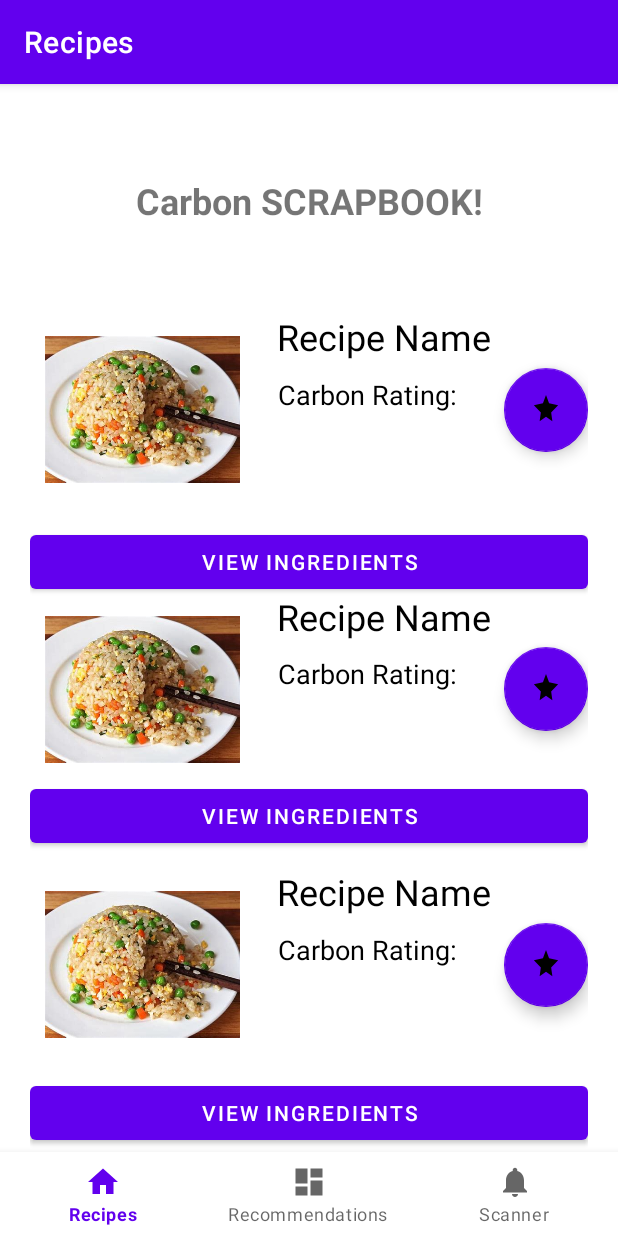
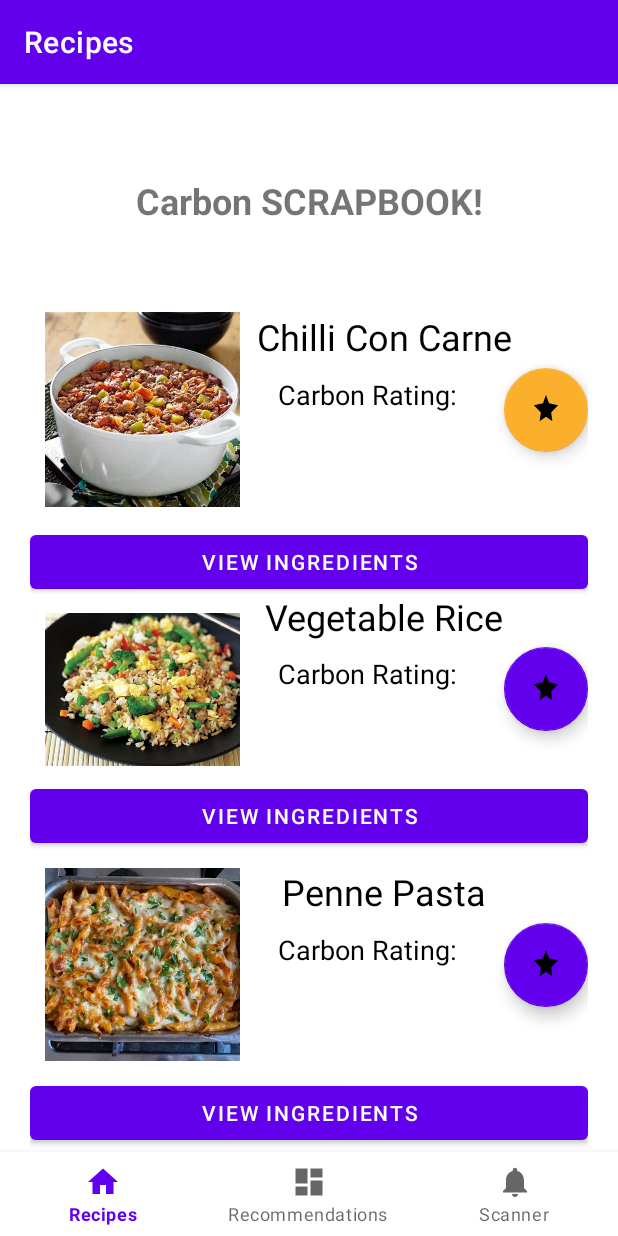
Before and after one commit to tresul03/EcoMeals, an Android app: the screen it shows after launch (MainActivity), on a phone screen of 412 x 824 dp. Run offline under Robolectric (Android 15) with nearby library versions, the phone set to English and light mode, and no system bars; our stand-ins replace navigation-ui.

Commit message:
Change images in recipes

```diff
--- a/app/src/main/java/com/mastercoding/hackathon2/ui/recipe/addrecipefragment.kt
+++ b/app/src/main/java/com/mastercoding/hackathon2/ui/recipe/addrecipefragment.kt
@@ -39,7 +39,7 @@ class addrecipefragment : Fragment() {
     ): View? {
         println("H111")
         val view = inflater.inflate(R.layout.fragment_recipe, container, false)
-
+4
         button = view.findViewById(R.id.button)
         button.setOnClickListener(View.OnClickListener {
             val fragment = displayIngredientsFragment()
--- a/app/src/main/res/layout/fragment_recipe.xml
+++ b/app/src/main/res/layout/fragment_recipe.xml
@@ -71,10 +71,8 @@
                     android:id="@+id/textView1"
                     android:layout_width="wrap_content"
                     android:layout_height="wrap_content"
-                    android:layout_marginStart="0dp"
-                    android:layout_marginEnd="0dp"
                     android:paddingRight="40dp"
-                    android:text="@string/recipe_name"
+                    android:text="Chilli Con Carne"
                     android:textColor="@color/black"
                     android:textSize="24sp"
                     app:layout_constraintEnd_toEndOf="parent"
@@ -101,7 +99,7 @@
                     android:clickable="true"
                     android:contentDescription="@string/favourite"
                     android:src="@drawable/favourites_icon"
-                    app:backgroundTint="@color/purple_500"
+                    app:backgroundTint="@color/yellow"
                     app:layout_constraintBottom_toBottomOf="parent"
                     app:layout_constraintEnd_toEndOf="parent"
                     app:layout_constraintTop_toTopOf="parent" />
@@ -129,7 +127,7 @@
                     android:layout_marginEnd="8dp"
                     android:layout_marginBottom="10dp"
                     android:contentDescription="@string/image_of_recipe"
-                    android:src="@drawable/recipe_part1"
+                    android:src="@drawable/recipe_part2"
                     app:layout_constraintBottom_toBottomOf="parent"
                     app:layout_constraintStart_toStartOf="parent"
                     app:layout_constraintTop_toTopOf="parent" />
@@ -140,7 +138,7 @@
                     android:layout_height="wrap_content"
                     android:layout_marginStart="80dp"
                     android:layout_marginEnd="120dp"
-                    android:text="@string/recipe_name"
+                    android:text="Vegetable Rice"
                     android:textColor="@color/black"
                     android:textSize="24sp"
                     app:layout_constraintEnd_toEndOf="parent"
@@ -195,7 +193,7 @@
                     android:layout_marginEnd="8dp"
                     android:layout_marginBottom="10dp"
                     android:contentDescription="@string/image_of_recipe"
-                    android:src="@drawable/recipe_part1"
+                    android:src="@drawable/recipe_part3"
                     app:layout_constraintBottom_toBottomOf="parent"
                     app:layout_constraintStart_toStartOf="parent"
                     app:layout_constraintTop_toTopOf="parent" />
@@ -206,7 +204,7 @@
                     android:layout_height="wrap_content"
                     android:layout_marginStart="80dp"
                     android:layout_marginEnd="120dp"
-                    android:text="@string/recipe_name"
+                    android:text="Penne Pasta"
                     android:textColor="@color/black"
                     android:textSize="24sp"
                     app:layout_constraintEnd_toEndOf="parent"
@@ -261,7 +259,7 @@
                     android:layout_marginEnd="8dp"
                     android:layout_marginBottom="10dp"
                     android:contentDescription="@string/image_of_recipe"
-                    android:src="@drawable/recipe_part1"
+                    android:src="@drawable/recipe_part4"
                     app:layout_constraintBottom_toBottomOf="parent"
                     app:layout_constraintStart_toStartOf="parent"
                     app:layout_constraintTop_toTopOf="parent" />
@@ -272,7 +270,7 @@
                     android:layout_height="wrap_content"
                     android:layout_marginStart="80dp"
                     android:layout_marginEnd="120dp"
-                    android:text="@string/recipe_name"
+                    android:text="Scrambled Eggs"
                     android:textColor="@color/black"
                     android:textSize="24sp"
                     app:layout_constraintEnd_toEndOf="parent"
--- a/app/src/main/res/values/colors.xml
+++ b/app/src/main/res/values/colors.xml
@@ -7,4 +7,5 @@
     <color name="teal_700">#FF018786</color>
     <color name="black">#FF000000</color>
     <color name="white">#FFFFFFFF</color>
+    <color name="yellow">#FFFBB02D</color>
 </resources>
```
Also changed, not shown: app/src/main/res/drawable/recipe_part1.png, app/src/main/res/drawable/recipe_part2.png, app/src/main/res/drawable/recipe_part3.png, app/src/main/res/drawable/recipe_part4.png (added).
